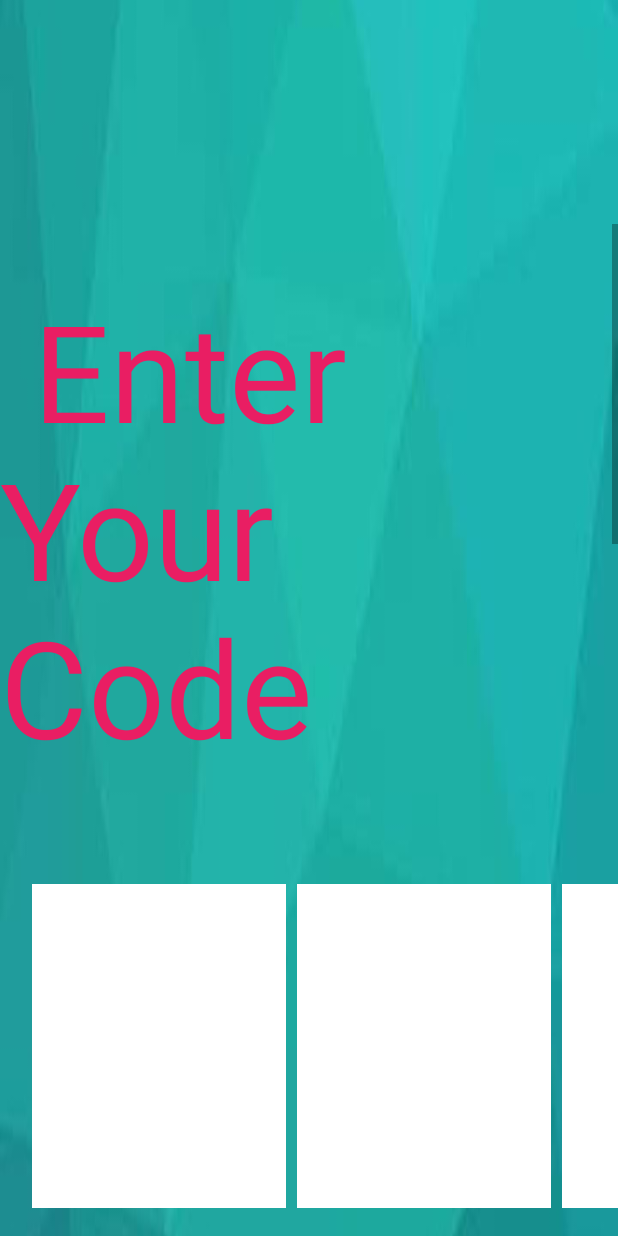
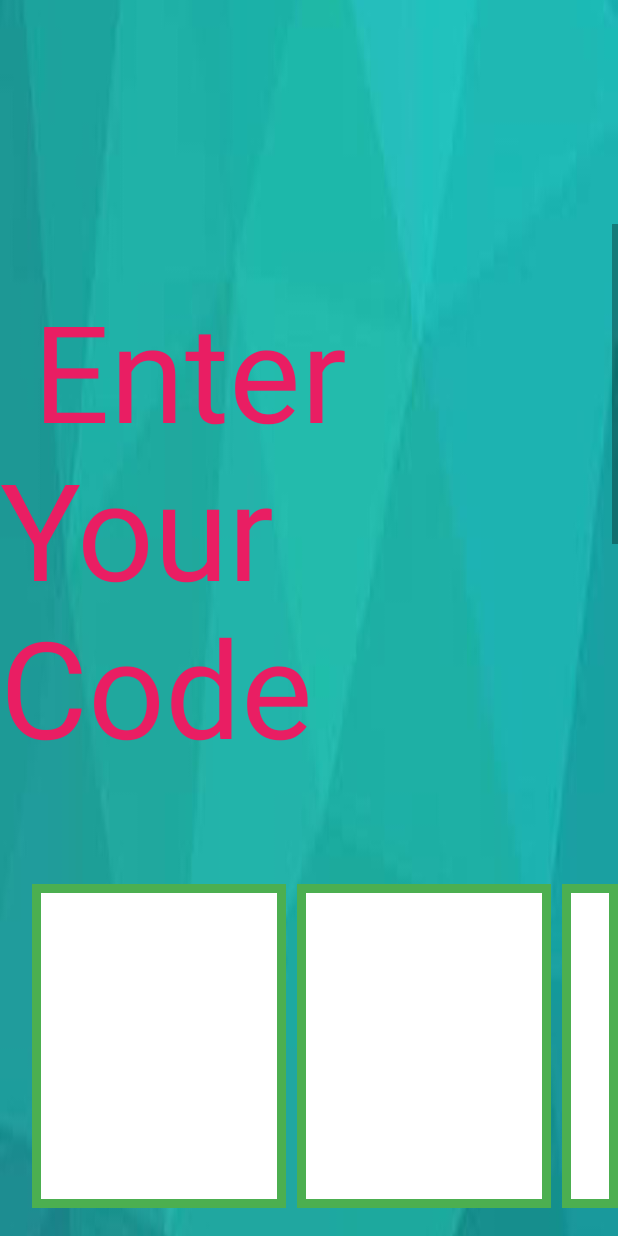
Before and after one commit to mahmoudelgamal1997/firebase, an Android app: the layout activity_check_code.xml on its own in the app's theme, with its tools: preview values and no code run, scrolled down 576 dp, on a phone screen of 412 x 824 dp. Run offline under Robolectric (Android 15) with nearby library versions, the phone set to English and light mode, and no system bars.

Commit message:
border of edittext

```diff
--- a/app/src/main/java/com/example2017/android/firebase/MainActivity.java
+++ b/app/src/main/java/com/example2017/android/firebase/MainActivity.java
@@ -1,20 +1,35 @@
 package com.example2017.android.firebase;
 
+import android.content.Context;
 import android.content.Intent;
 import android.support.v7.app.AppCompatActivity;
 import android.os.Bundle;
 import android.support.v7.widget.RecyclerView;
 import android.view.View;
+import android.widget.ImageView;
+import android.widget.Toast;
+
+import com.firebase.client.Firebase;
+import com.google.firebase.database.DataSnapshot;
+import com.google.firebase.database.DatabaseError;
 import com.google.firebase.database.DatabaseReference;
+import com.google.firebase.database.FirebaseDatabase;
+import com.google.firebase.database.GenericTypeIndicator;
+import com.google.firebase.database.ValueEventListener;
 import com.google.firebase.storage.StorageReference;
+import com.squareup.picasso.Picasso;
+
+import java.util.Map;
 
 public class MainActivity extends AppCompatActivity {
+DatabaseReference imagesCover;
 
     @Override
     protected void onCreate(Bundle savedInstanceState) {
         super.onCreate(savedInstanceState);
         setContentView(R.layout.activity_main);
-
+        Firebase.setAndroidContext(this);
+        imagesCover=FirebaseDatabase.getInstance().getReference().child("cover");
 
 
     }
@@ -35,6 +50,21 @@ public void start(View v) {
 
     }
 
+public void setImage(Context context,String path)
+{
+
+    ImageView imageView=(ImageView)findViewById(R.id.imageView10);
+    Picasso.with(context).load(path).into(imageView);
+
+}
+
+    public void SetImage(Context cnt, String img) {
+
+
+        ImageView imgview = (ImageView)findViewById(R.id.imageView10);
+        Picasso.with(cnt).load(img).placeholder(R.drawable.progress).into(imgview);
+
+    }
 
 }
 
--- a/app/src/main/java/com/example2017/android/firebase/Shop.java
+++ b/app/src/main/java/com/example2017/android/firebase/Shop.java
@@ -19,13 +19,17 @@ import com.google.firebase.database.DataSnapshot;
 import com.google.firebase.database.DatabaseError;
 import com.google.firebase.database.DatabaseReference;
 import com.google.firebase.database.FirebaseDatabase;
+import com.google.firebase.database.GenericTypeIndicator;
 import com.google.firebase.database.ValueEventListener;
 import com.squareup.picasso.Picasso;
+
+import java.util.HashMap;
+import java.util.Map;
 
 public class Shop extends AppCompatActivity {
     TextView CustomAppearText;
     SharedPreferences sh;
-    DatabaseReference shop;
+    DatabaseReference shop,clicksOnshop;
     RecyclerView recyclerView;
     @Override
     protected void onCreate(Bundle savedInstanceState) {
@@ -46,6 +50,7 @@ public class Shop extends AppCompatActivity {
         sh=getSharedPreferences("plz",Context.MODE_PRIVATE );
 
         shop= FirebaseDatabase.getInstance().getReference().child("catorgy").child( sh.getString( "data_catorgy","emputy")).child( sh.getString( "data_catorgy","emputy")).child( sh.getString( "data_city","emputy"));
+        clicksOnshop=FirebaseDatabase.getInstance().getReference().child("covernment");
 
 
 
@@ -102,6 +107,9 @@ private void retrieve(DatabaseReference data){
                     mydata.putString( "data_shop",model.getCatorgy_name() );
                     mydata.commit();
 
+                    //to calculate clicks
+                    // calculateClicks("gladiator");
+
                     Intent intent=new Intent(getApplicationContext(),shop_details.class);
                     startActivity(intent);
 
@@ -147,4 +155,31 @@ recyclerView.setAdapter(firebaseRecyclerAdapter);
 
 
 
-}
+    private void calculateClicks(final String name)
+
+    {
+clicksOnshop.addValueEventListener(new ValueEventListener() {
+    @Override
+    public void onDataChange(DataSnapshot dataSnapshot) {
+
+        GenericTypeIndicator<Map<String, String>> genericTypeIndicator = new GenericTypeIndicator<Map<String, String>>() {};
+        Map<String, String> map = dataSnapshot.getValue(genericTypeIndicator );
+
+        String sss=map.get("townteam");
+
+
+        Toast.makeText(getApplication(),sss,Toast.LENGTH_LONG).show();
+
+ }
+
+
+
+
+    @Override
+    public void onCancelled(DatabaseError databaseError) {
+
+    }
+});
+
+
+}}
--- a/app/src/main/java/com/example2017/android/firebase/shop_details.java
+++ b/app/src/main/java/com/example2017/android/firebase/shop_details.java
@@ -27,7 +27,7 @@ import java.util.Map;
 public class shop_details extends AppCompatActivity {
     TextView title,home,number,details;
     SharedPreferences sh;
-    DatabaseReference def;
+    DatabaseReference def,calc;
     ImageView imageView,imageViewfacebook,imageViewInstgram,imageViewTwitter;
 
     @Override
@@ -51,9 +51,12 @@ public class shop_details extends AppCompatActivity {
         number = (TextView) findViewById(R.id.mobile_text);
         details = (TextView) findViewById(R.id.details_text);
 
+        calc=FirebaseDatabase.getInstance().getReference().child("covernment");
 
         sh = getSharedPreferences("plz", Context.MODE_PRIVATE);
         def= FirebaseDatabase.getInstance().getReference().child("catorgy").child( sh.getString( "data_catorgy","emputy")).child( sh.getString( "data_catorgy","emputy")).child( sh.getString( "data_city","emputy")).child(sh.getString( "data_shop","emputy"));
+
+
 
 
 
@@ -82,6 +85,7 @@ def.addValueEventListener(new ValueEventListener() {
         String CollectionHomeNumber =home_data+"\n"+home_data2+"\n"+home_data3;
 
         String img=map.get("catorgy_image");
+
         String name=map.get("catorgy_name");
 
         final String FacebookLink=map.get("Facebook");
@@ -129,6 +133,7 @@ try {
         imageViewInstgram.setOnClickListener(new View.OnClickListener() {
             @Override
             public void onClick(View view)
+
             {
 
                 try {
--- /dev/null
+++ b/app/src/main/res/drawable/border_edittext.xml
@@ -0,0 +1,4 @@
+<shape xmlns:android="http://schemas.android.com/apk/res/android" android:shape="rectangle" >
+    <solid android:color="@android:color/white" />
+    <stroke android:width="6dip" android:color="#4CAF50"/>
+</shape>
--- a/app/src/main/res/layout-normal/activity_check_code.xml
+++ b/app/src/main/res/layout-normal/activity_check_code.xml
@@ -40,7 +40,7 @@
         <EditText
             android:layout_width="@dimen/_47sdp"
             android:layout_height="@dimen/_60sdp"
-            android:background="#FFFFFF"
+            android:background="@drawable/border_edittext"
             android:id="@+id/editText10"
             android:maxLength="1"
             android:paddingLeft="@dimen/_15sdp"
@@ -55,7 +55,7 @@
         <EditText
             android:layout_width="@dimen/_47sdp"
             android:layout_height="@dimen/_60sdp"
-            android:background="#FFFFFF"
+            android:background="@drawable/border_edittext"
             android:paddingLeft="@dimen/_15sdp"
             android:textSize="@dimen/_25sdp"
             android:maxLength="1"
@@ -70,7 +70,7 @@
         <EditText
             android:layout_width="@dimen/_47sdp"
             android:layout_height="@dimen/_60sdp"
-            android:background="#FFFFFF"
+            android:background="@drawable/border_edittext"
             android:paddingLeft="15dp"
             android:textSize="25dp"
             android:id="@+id/editText12"
@@ -86,7 +86,7 @@
         <EditText
             android:layout_width="@dimen/_47sdp"
             android:layout_height="@dimen/_60sdp"
-            android:background="#FFFFFF"
+            android:background="@drawable/border_edittext"
             android:paddingLeft="15dp"
             android:textSize="25dp"
             android:maxLength="1"
@@ -105,7 +105,7 @@
             android:paddingLeft="15dp"
             android:textSize="25dp"
             android:maxLength="1"
-            android:background="#FFFFFF"
+            android:background="@drawable/border_edittext"
             android:layout_alignParentStart="true"
             android:layout_below="@+id/textView4"
             android:layout_marginLeft="@dimen/_203sdp"
@@ -121,7 +121,7 @@
             android:paddingLeft="15dp"
             android:textSize="25dp"
             android:maxLength="1"
-            android:background="#FFFFFF"
+            android:background="@drawable/border_edittext"
             android:layout_alignParentStart="true"
             android:layout_below="@+id/textView4"
             android:layout_marginLeft="@dimen/_252sdp"
--- a/app/src/main/res/layout-small/activity_check_code.xml
+++ b/app/src/main/res/layout-small/activity_check_code.xml
@@ -134,7 +134,7 @@
 
 
         <TextView
-            android:layout_width="wrap_content"
+            android:layout_width="match_parent"
             android:layout_height="wrap_content"
             android:textAppearance="?android:attr/textAppearanceLarge"
             android:text="  select the shop"
--- a/app/src/main/res/layout-xlarge/activity_check_code.xml
+++ b/app/src/main/res/layout-xlarge/activity_check_code.xml
@@ -38,9 +38,9 @@
 
 
         <EditText
-            android:layout_width="@dimen/_47sdp"
-            android:layout_height="@dimen/_60sdp"
-            android:background="#FFFFFF"
+            android:layout_width="@dimen/_62sdp"
+            android:layout_height="@dimen/_75sdp"
+            android:background="@drawable/border_edittext"
             android:id="@+id/editText10"
             android:maxLength="1"
             android:paddingLeft="@dimen/_15sdp"
@@ -53,78 +53,78 @@
             />
 
         <EditText
-            android:layout_width="@dimen/_47sdp"
-            android:layout_height="@dimen/_60sdp"
-            android:background="#FFFFFF"
+            android:layout_width="@dimen/_62sdp"
+            android:layout_height="@dimen/_75sdp"
+            android:background="@drawable/border_edittext"
             android:paddingLeft="@dimen/_15sdp"
             android:textSize="@dimen/_25sdp"
             android:maxLength="1"
             android:id="@+id/editText11"
             android:layout_alignParentStart="true"
             android:layout_below="@+id/textView4"
-            android:layout_marginLeft="@dimen/_55sdp"
+            android:layout_marginLeft="@dimen/_72sdp"
             android:layout_marginTop="@dimen/_20sdp"
 
             />
 
         <EditText
-            android:layout_width="@dimen/_47sdp"
-            android:layout_height="@dimen/_60sdp"
-            android:background="#FFFFFF"
+            android:layout_width="@dimen/_62sdp"
+            android:layout_height="@dimen/_75sdp"
+            android:background="@drawable/border_edittext"
             android:paddingLeft="15dp"
             android:textSize="25dp"
             android:id="@+id/editText12"
             android:maxLength="1"
             android:layout_alignParentStart="true"
             android:layout_below="@+id/textView4"
-            android:layout_marginLeft="@dimen/_104sdp"
+            android:layout_marginLeft="@dimen/_134sdp"
             android:layout_marginTop="@dimen/_20sdp"
 
             />
 
 
         <EditText
-            android:layout_width="@dimen/_47sdp"
-            android:layout_height="@dimen/_60sdp"
-            android:background="#FFFFFF"
+            android:layout_width="@dimen/_62sdp"
+            android:layout_height="@dimen/_75sdp"
+            android:background="@drawable/border_edittext"
             android:paddingLeft="15dp"
             android:textSize="25dp"
             android:maxLength="1"
             android:id="@+id/editText13"
             android:layout_alignParentStart="true"
             android:layout_below="@+id/textView4"
-            android:layout_marginLeft="@dimen/_154sdp"
+            android:layout_marginLeft="@dimen/_190sdp"
             android:layout_marginTop="@dimen/_20sdp"
             />
 
 
         <EditText
-            android:layout_width="@dimen/_47sdp"
-            android:layout_height="@dimen/_60sdp"
+            android:layout_width="@dimen/_62sdp"
+            android:layout_height="@dimen/_75sdp"
             android:id="@+id/editText14"
             android:paddingLeft="15dp"
             android:textSize="25dp"
             android:maxLength="1"
-            android:background="#FFFFFF"
+            android:background="@drawable/border_edittext"
             android:layout_alignParentStart="true"
             android:layout_below="@+id/textView4"
-            android:layout_marginLeft="@dimen/_203sdp"
+            android:layout_marginLeft="@dimen/_249sdp"
             android:layout_marginTop="@dimen/_20sdp"
 
             />
 
 
         <EditText
-            android:layout_width="@dimen/_47sdp"
-            android:layout_height="@dimen/_60sdp"
+            android:layout_width="@dimen/_62sdp"
+            android:layout_height="@dimen/_75sdp"
             android:id="@+id/editText15"
             android:paddingLeft="15dp"
             android:textSize="25dp"
             android:maxLength="1"
-            android:background="#FFFFFF"
+            android:background="@drawable/border_edittext"
             android:layout_alignParentStart="true"
             android:layout_below="@+id/textView4"
-            android:layout_marginLeft="@dimen/_252sdp"
+            android:layout_marginLeft="@dimen/_310sdp"
             android:layout_marginTop="@dimen/_20sdp"
 
             />
@@ -156,17 +156,17 @@
             android:background="@drawable/edittext" />
 
         <Button
-            android:layout_width="wrap_content"
+            android:layout_width="@dimen/_120sdp"
             android:layout_height="wrap_content"
-            android:layout_below="@+id/spinner"
             android:text="استعلام"
             android:id="@+id/bb"
             android:onClick="but"
             android:layout_marginLeft="@dimen/_85sdp"
-            android:layout_marginTop="@dimen/_60sdp"
+            android:layout_marginTop="153dp"
             android:textColor="#FFFFFF"
             android:background="@drawable/mm"
-            />
+            android:layout_below="@+id/spinner"
+            android:layout_centerHorizontal="true" />
         <RelativeLayout
             android:layout_width="match_parent"
             android:layout_height="@dimen/_200sdp"
--- a/app/src/main/res/layout/activity_check_code.xml
+++ b/app/src/main/res/layout/activity_check_code.xml
@@ -36,7 +36,7 @@
         <EditText
             android:layout_width="@dimen/_47sdp"
             android:layout_height="@dimen/_60sdp"
-            android:background="#FFFFFF"
+            android:background="@drawable/border_edittext"
             android:id="@+id/editText10"
             android:maxLength="1"
             android:paddingLeft="@dimen/_15sdp"
@@ -51,7 +51,7 @@
         <EditText
             android:layout_width="@dimen/_47sdp"
             android:layout_height="@dimen/_60sdp"
-            android:background="#FFFFFF"
+            android:background="@drawable/border_edittext"
             android:paddingLeft="@dimen/_15sdp"
             android:textSize="@dimen/_25sdp"
             android:maxLength="1"
@@ -66,7 +66,7 @@
         <EditText
             android:layout_width="@dimen/_47sdp"
             android:layout_height="@dimen/_60sdp"
-            android:background="#FFFFFF"
+            android:background="@drawable/border_edittext"
             android:paddingLeft="15dp"
             android:textSize="25dp"
             android:id="@+id/editText12"
@@ -82,7 +82,7 @@
         <EditText
             android:layout_width="@dimen/_47sdp"
             android:layout_height="@dimen/_60sdp"
-            android:background="#FFFFFF"
+            android:background="@drawable/border_edittext"
             android:paddingLeft="15dp"
             android:textSize="25dp"
             android:maxLength="1"
@@ -101,7 +101,7 @@
             android:paddingLeft="15dp"
             android:textSize="25dp"
             android:maxLength="1"
-            android:background="#FFFFFF"
+            android:background="@drawable/border_edittext"
             android:layout_alignParentStart="true"
             android:layout_below="@+id/textView4"
             android:layout_marginLeft="@dimen/_203sdp"
@@ -117,7 +117,7 @@
             android:paddingLeft="15dp"
             android:textSize="25dp"
             android:maxLength="1"
-            android:background="#FFFFFF"
+            android:background="@drawable/border_edittext"
             android:layout_alignParentStart="true"
             android:layout_below="@+id/textView4"
             android:layout_marginLeft="@dimen/_252sdp"
--- a/app/src/main/res/layout/activity_main.xml
+++ b/app/src/main/res/layout/activity_main.xml
@@ -36,4 +36,11 @@
       android:layout_alignParentBottom="true"
       android:layout_centerHorizontal="true"
       android:layout_marginBottom="161dp" />
+
+  <ImageView
+      android:layout_width="match_parent"
+      android:layout_height="180dp"
+      android:id="@+id/imageView10"
+      android:layout_alignParentTop="true"
+      android:layout_alignParentStart="true" />
 </RelativeLayout>
```
